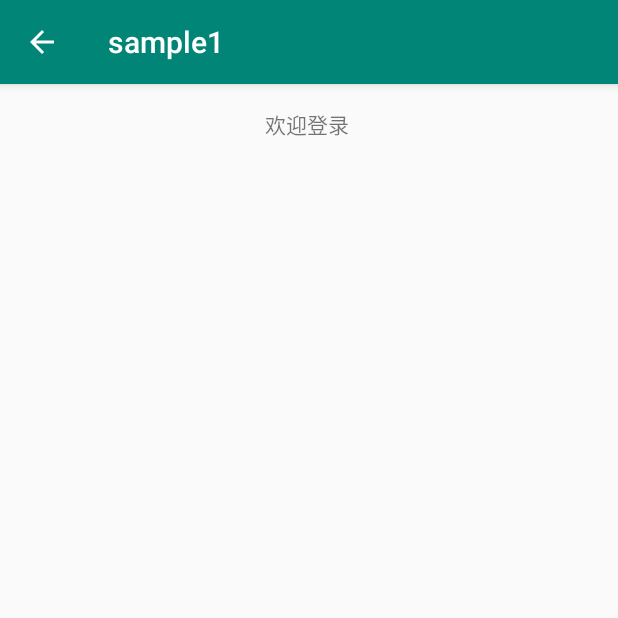
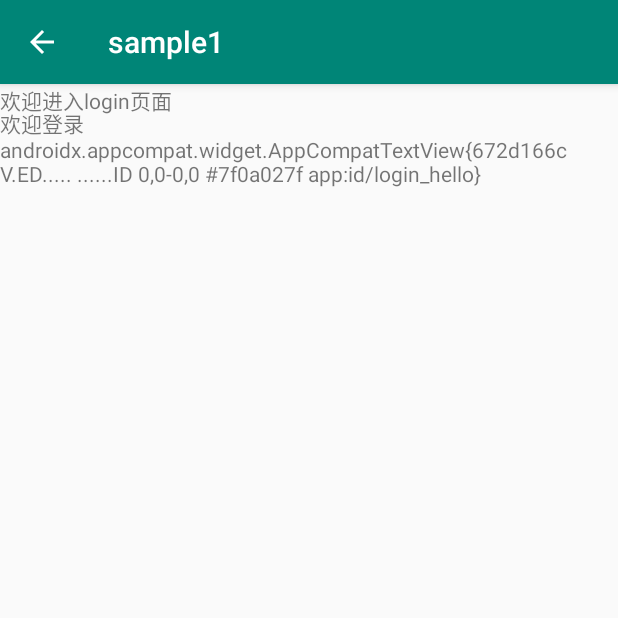
Before and after one commit to ShenJiaojiao/App, an Android app: the screen it shows after launch (loginActivity), after a tap on "LOGIN", on a phone screen of 412 x 824 dp, the top half of it. Run offline under Robolectric (Android 15) with nearby library versions, the phone set to English and light mode, and no system bars.

Commit message:
login add textView

```diff
--- a/app/src/main/java/com/example/sample1/loginActivity.java
+++ b/app/src/main/java/com/example/sample1/loginActivity.java
@@ -19,6 +19,7 @@ public class loginActivity extends AppCompatActivity{
 
         // Capture the layout's TextView and set the string as its text
         TextView textView = findViewById(R.id.textView);
-        textView.setText("欢迎登录 " + message);
+        TextView login_hell = findViewById(R.id.login_hello);
+        textView.setText("欢迎登录 " + message + login_hell);
     }
 }
--- a/app/src/main/res/layout/activity_login.xml
+++ b/app/src/main/res/layout/activity_login.xml
@@ -17,4 +17,12 @@
         app:layout_constraintEnd_toEndOf="parent"
         app:layout_constraintStart_toStartOf="parent"
         app:layout_constraintTop_toTopOf="parent" />
+
+    <TextView
+        android:id="@+id/login_hello"
+        android:layout_width="wrap_content"
+        android:layout_height="wrap_content"
+        android:text="欢迎进入login页面"
+        tools:ignore="MissingConstraints" />
+
 </androidx.constraintlayout.widget.ConstraintLayout>
```
